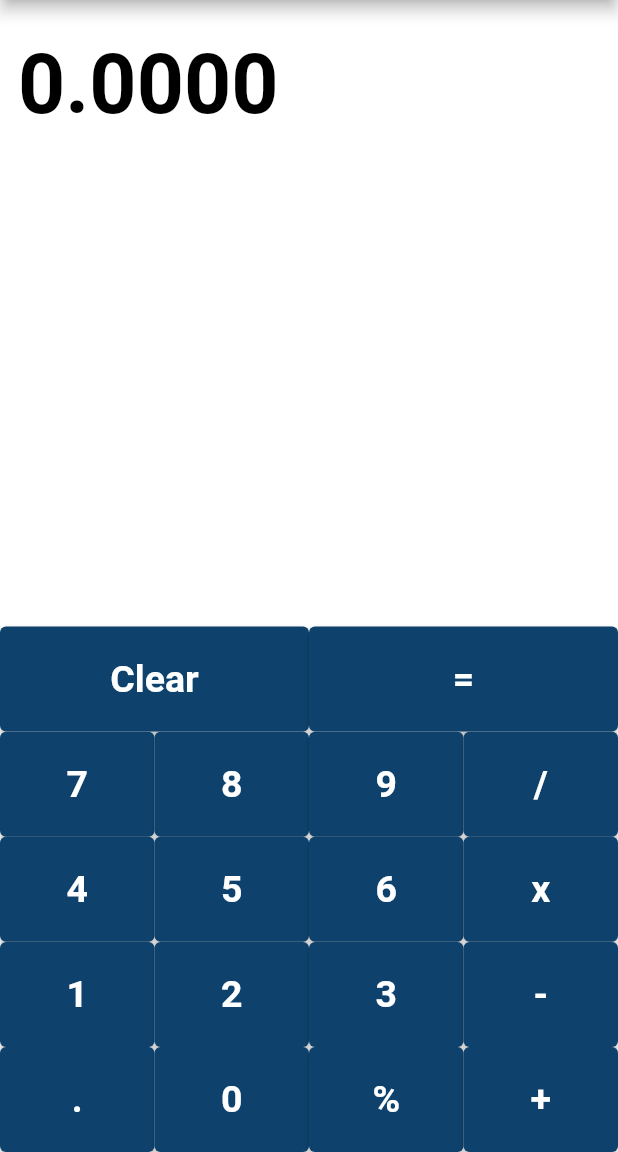
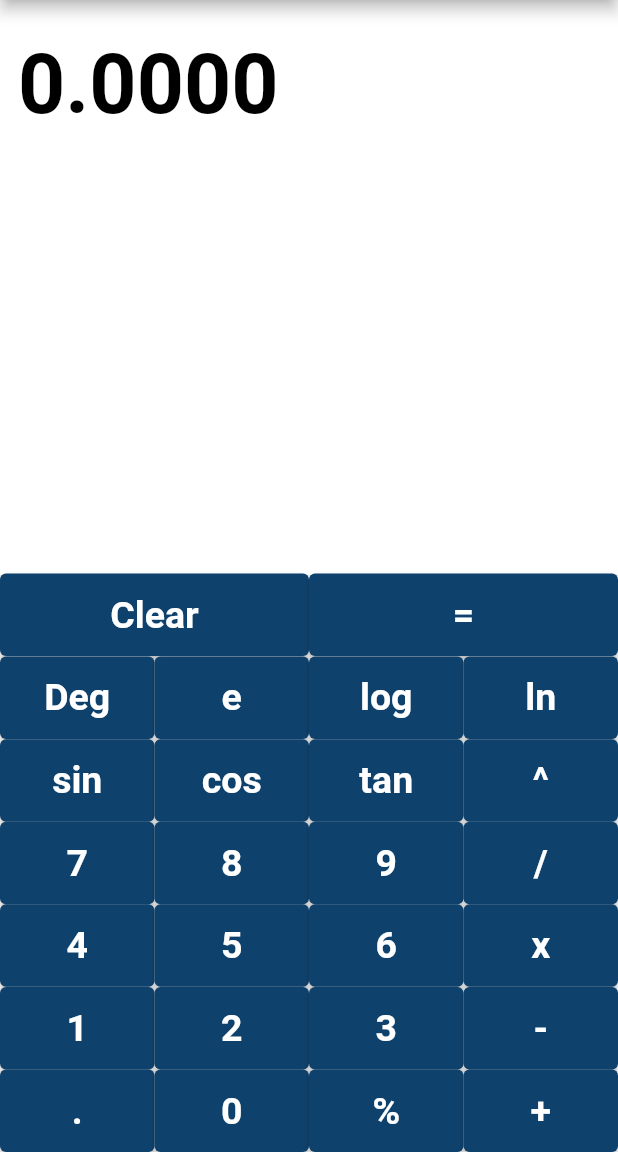
Before and after one commit to you-think-you-know-me/MyCalc, a Flutter app: the Scientific screen opened directly, after a tap on "Clear", on a phone screen of 412 x 824 dp, the part 84-1236 px from its top. Run offline on Flutter 3.47's test engine with Material 2 defaults, Android fonts, the phone set to English and light mode, and no system bars.

Commit message:
scientific func1

```diff
--- a/lib/graph.dart
+++ b/lib/graph.dart
@@ -1,6 +1,8 @@
 import 'package:flutter/material.dart';
 import 'package:first_app/theme/theme_constants.dart';
 import 'package:first_app/theme/theme_manager.dart';
+import 'package:first_app/main.dart';
+import 'package:first_app/scientific.dart';
 
 
 
@@ -164,7 +166,8 @@ class _GraphState extends State<Graph> {
                       )
                     ],
                   ),
-                  onTap: (){},
+                  onTap: (){Navigator.push(context,MaterialPageRoute(builder:(context)=> MyHomePage()));},
+
                 ),
                 Divider(
                   thickness: 0.2,
@@ -177,7 +180,7 @@ class _GraphState extends State<Graph> {
                       style: TextStyle(fontSize: 30, color: Colors.white),
                     )
                   ]),
-                  onTap: (){},
+                  onTap: (){Navigator.push(context,MaterialPageRoute(builder:(context)=>const Scientific()));},
                 ),
                 Divider(
                   thickness: 0.2,
@@ -190,7 +193,7 @@ class _GraphState extends State<Graph> {
                       style: TextStyle(fontSize: 30, color: Colors.white),
                     )
                   ]),
-                  onTap: (){},
+                  onTap: (){Navigator.push(context,MaterialPageRoute(builder:(context)=>const Graph()));},
                 ),
               ]))
         ]),
@@ -206,7 +209,7 @@ class _GraphState extends State<Graph> {
                 _themeManager.toggleTheme(newvalue);
               })
         ],
-      ),     body: new Column(
+      ),    /* body: new Column(
         children: <Widget>[
           new Expanded(
               child: new Container(
@@ -288,7 +291,7 @@ class _GraphState extends State<Graph> {
             ]),
           ])
         ],
-      ),
+      ),*/
     );
   }
 }
--- a/lib/scientific.dart
+++ b/lib/scientific.dart
@@ -1,8 +1,11 @@
 import 'package:flutter/material.dart';
 import 'package:first_app/theme/theme_constants.dart';
 import 'package:first_app/theme/theme_manager.dart';
+import 'package:first_app/main.dart';
+import 'package:first_app/graph.dart';
+ import 'dart:math';
 
-
+import '';
 
 ThemeManager _themeManager = ThemeManager();
 class Scientific extends StatefulWidget {
@@ -36,13 +39,14 @@ class _ScientificState extends State<Scientific> {
 
   String output = "0";
   String message = " ";
+  int i=0;
 
   Widget buildButton(String buttonText) {
     return new Expanded(
         child: Container(
             child: SizedBox(
                 width: 70,
-                height: 70,
+                height: 55,
                 child: new ElevatedButton(
                   onPressed: () => buttonPressed(buttonText),
                   child: Text(buttonText,
@@ -67,11 +71,18 @@ class _ScientificState extends State<Scientific> {
       num1 = 0;
       num2 = 0;
       operand = "";
-    } else if (buttonText == "+" ||
+    }
+    else if (buttonText == "+" ||
         buttonText == "-" ||
         buttonText == "x" ||
         buttonText == "/" ||
-        buttonText == "%") {
+        buttonText == "%" ||
+        buttonText == "^"||
+        buttonText=="log" ||
+            buttonText=="ln" ||
+            buttonText=="sin" ||
+            buttonText=="cos" ||
+            buttonText=="tan" ) {
       operand = buttonText;
       num1 = double.parse(output);
       _output = "0";
@@ -104,10 +115,35 @@ class _ScientificState extends State<Scientific> {
           return;
         }
       }
+       if (operand == "^") {
+        double p=1;
+        for(int j=0;j<num2;j++){
+          p*=num1;
+        }
+        _output = (p).toString();
+      }
+      if (operand == "sin") {
+        _output = (sin(num2)).toString();
+      }
+      if (operand == "tan") {
+        _output = (tan(num2)).toString();
+      }
+      if (operand == "cos") {
+        _output = (cos(num2)).toString();
+      }
+      if (operand == "log") {
+        _output = (log(num2)/log(10)).toString();
+      }
+      if (operand == "ln") {
+        _output = (log(num2)).toString();
+      }
       operand = "";
       num1 = 0.0;
       num2 = 0.0;
     } else {
+      if(buttonText=="e"){
+        _output+="2.718281828459045";
+      }
       _output += buttonText;
     }
     setState(() {
@@ -126,7 +162,7 @@ class _ScientificState extends State<Scientific> {
     // than having to individually change instances of widgets.
     return Scaffold(
       backgroundColor: Colors.white,
-      drawer: Drawer(
+       drawer: Drawer(
           child: Center(
         child: new Column(children: [
           new Row(children: [
@@ -164,7 +200,8 @@ class _ScientificState extends State<Scientific> {
                       )
                     ],
                   ),
-                  onTap: (){},
+                  onTap: (){Navigator.push(context,MaterialPageRoute(builder:(context)=> MyHomePage()));},
+
                 ),
                 Divider(
                   thickness: 0.2,
@@ -177,7 +214,7 @@ class _ScientificState extends State<Scientific> {
                       style: TextStyle(fontSize: 30, color: Colors.white),
                     )
                   ]),
-                  onTap: (){},
+                  onTap: (){Navigator.push(context,MaterialPageRoute(builder:(context)=>const Scientific()));},
                 ),
                 Divider(
                   thickness: 0.2,
@@ -190,7 +227,7 @@ class _ScientificState extends State<Scientific> {
                       style: TextStyle(fontSize: 30, color: Colors.white),
                     )
                   ]),
-                  onTap: (){},
+                  onTap: (){Navigator.push(context,MaterialPageRoute(builder:(context)=>const Graph()));},
                 ),
               ]))
         ]),
@@ -259,6 +296,21 @@ class _ScientificState extends State<Scientific> {
             SizedBox(
               height: 0.2,
             ),
+             new Row(children: <Widget>[
+              buildButton("Deg"),
+              buildButton("e"),
+              buildButton("log"),
+              buildButton("ln"),
+            ]),
+             SizedBox(
+              height: 0.2,
+            ),
+             new Row(children: <Widget>[
+              buildButton("sin"),
+              buildButton("cos"),
+              buildButton("tan"),
+              buildButton("^"),
+            ]),
             new Row(children: <Widget>[
               buildButton("7"),
               buildButton("8"),
```
